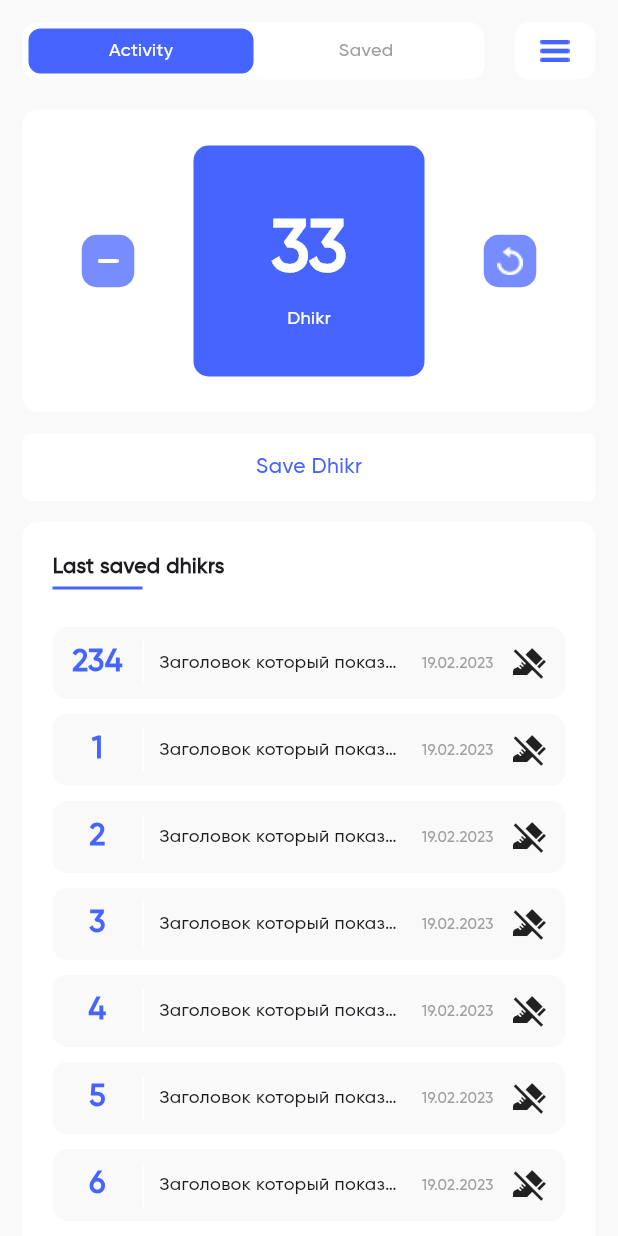
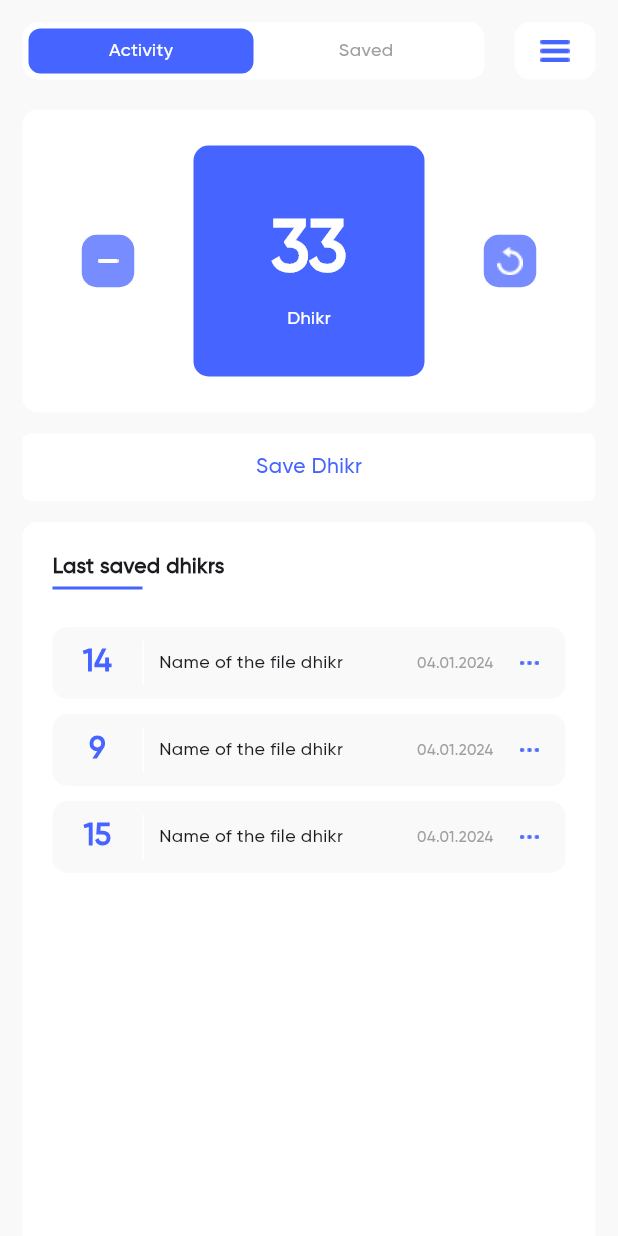
Before and after one commit to OlegPark/Dhikr_counter, a Flutter app: the screen it shows after launch, on a phone screen of 412 x 824 dp. Run offline on Flutter 3.47's test engine with Material 3 defaults, Android fonts, the light colour scheme and no system bars.

Commit message:
Добавил dateTime

```diff
--- /dev/null
+++ b/lib/models/dhikr.dart
@@ -0,0 +1,16 @@
+
+
+class Dhikr {
+  int counter;
+  String title;
+  DateTime date;
+
+  Dhikr({
+    required this.counter,
+    required this.title,
+    required this.date,
+  });
+
+  void edit() {}
+  void delete() {}
+}
--- a/lib/pages/home/db_panel.dart
+++ b/lib/pages/home/db_panel.dart
@@ -1,5 +1,7 @@
 import 'package:dhikr_counter/constanst/constants.dart';
+import 'package:dhikr_counter/models/dhikr.dart';
 import 'package:flutter/material.dart';
+import 'package:intl/intl.dart';
 
 class DBPanel extends StatelessWidget {
   const DBPanel({super.key});
@@ -33,7 +35,7 @@ class DBPanel extends StatelessWidget {
             ),
             Expanded(
               child: ListView.builder(
-                itemCount: 200,
+                itemCount: fakeDB.length,
                 itemBuilder: (context, index) {
                   return Container(
                     decoration: BoxDecoration(
@@ -47,7 +49,7 @@ class DBPanel extends StatelessWidget {
                         SizedBox(
                           width: 50,
                           child: Text(
-                            index == 0 ? '234' : '$index',
+                            fakeDB[index].counter.toString(),
                             style: const TextStyle(
                               fontSize: 20,
                               fontWeight: FontWeight.bold,
@@ -62,10 +64,10 @@ class DBPanel extends StatelessWidget {
                           margin: const EdgeInsets.only(right: 10, left: 5),
                           color: Colors.white,
                         ),
-                        const Expanded(
+                        Expanded(
                           child: Text(
-                            'Заголовок который показывается в Зикре в нашем приложении',
-                            style: TextStyle(
+                            fakeDB[index].title,
+                            style: const TextStyle(
                               fontSize: 12,
                             ),
                             overflow: TextOverflow.ellipsis,
@@ -73,9 +75,9 @@ class DBPanel extends StatelessWidget {
                           ),
                         ),
                         const SizedBox(width: 15,),
-                        const Text(
-                          '19.02.2023',
-                          style: TextStyle(
+                        Text(
+                          DateFormat('dd.MM.yyyy').format(fakeDB[index].date),
+                          style: const TextStyle(
                             fontSize: 10,
                             color: alphaGrey,
                           ),
@@ -86,7 +88,7 @@ class DBPanel extends StatelessWidget {
                             color: Colors.transparent,
                             height: 48,
                             width: 48,
-                            child: const Icon(Icons.do_not_step),
+                            child: Image.asset('assets/images/dots.png'),
                           ),
                         ),
                       ],
@@ -101,3 +103,9 @@ class DBPanel extends StatelessWidget {
     );
   }
 }
+
+final List<Dhikr> fakeDB = [
+  Dhikr(counter: 14, title: 'Name of the file dhikr', date: DateTime.now()),
+  Dhikr(counter: 9, title: 'Name of the file dhikr', date: DateTime.now()),
+  Dhikr(counter: 15, title: 'Name of the file dhikr', date: DateTime.now()),
+];
--- a/pubspec.yaml
+++ b/pubspec.yaml
@@ -35,6 +35,7 @@ dependencies:
   # The following adds the Cupertino Icons font to your application.
   # Use with the CupertinoIcons class for iOS style icons.
   cupertino_icons: ^1.0.2
+  intl: ^0.19.0
 
 dev_dependencies:
   flutter_test:
```
Also changed, not shown: assets/images/dots.png (added), pubspec.lock.
